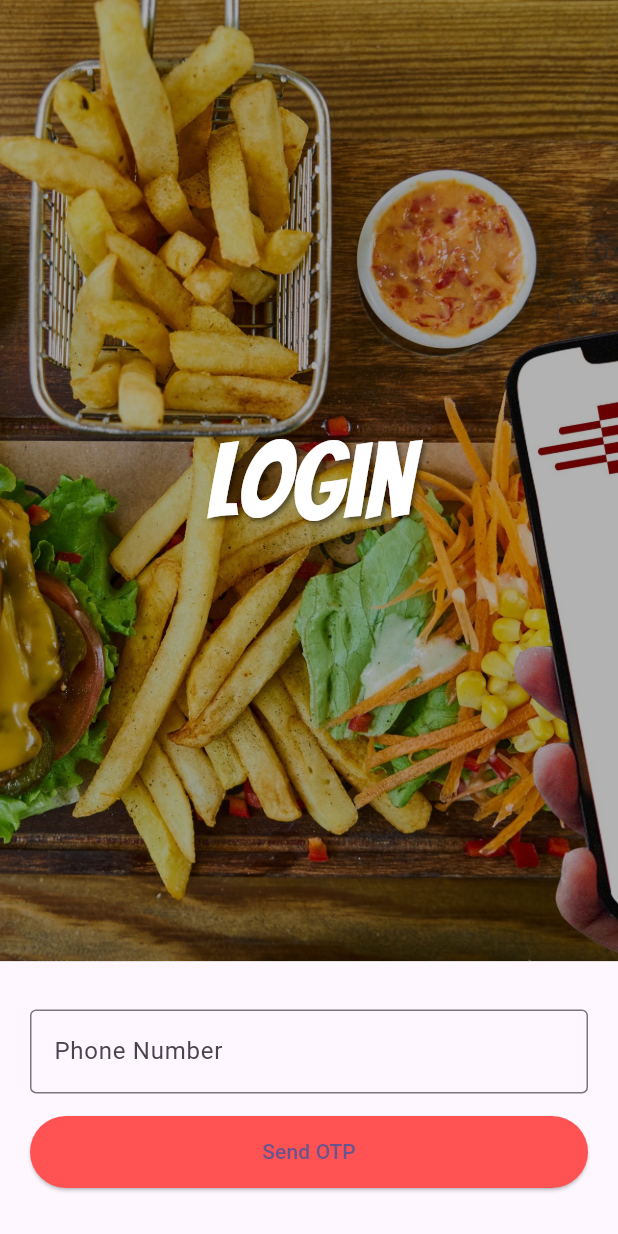
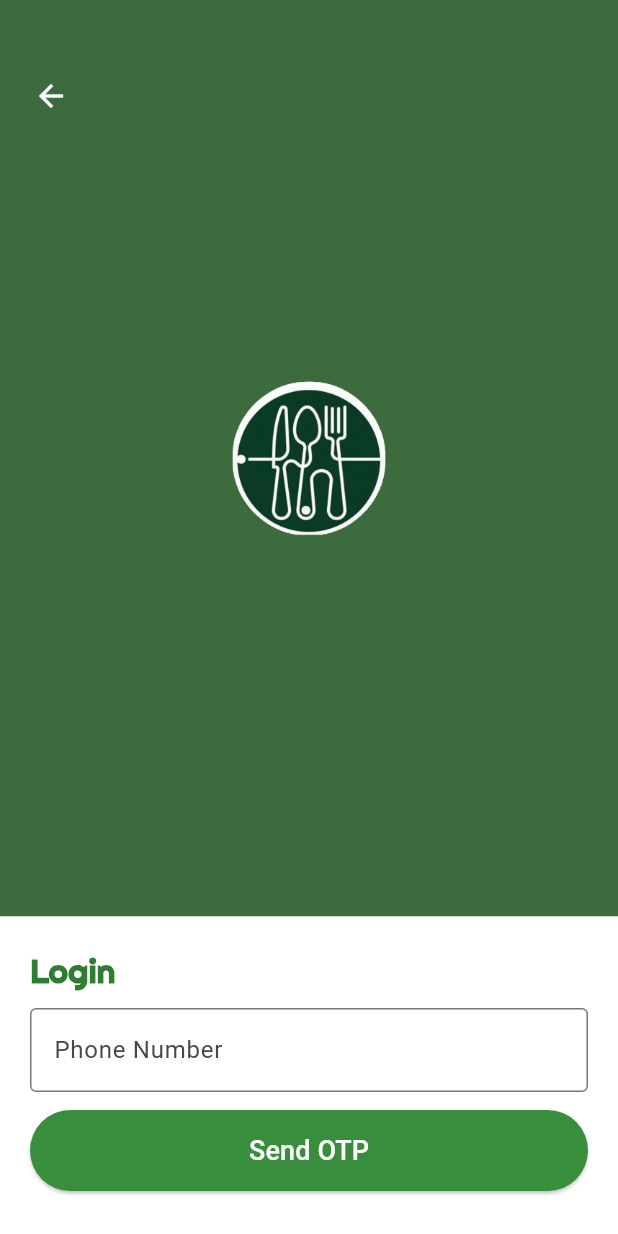
Before and after one commit to Gowthamsai-k/Restaurent_app, a Flutter app: the LoginScreen screen opened directly, on a phone screen of 412 x 824 dp. Run offline on Flutter 3.47's test engine with Material 3 defaults, Android fonts, the phone set to English and light mode, and no system bars; our stand-ins replace firebase_auth, firebase_core, fl_chart, google_fonts, image_picker; accounts and stored records are empty.

Commit message:
changed login screen

```diff
--- a/lib/View/auth/login_screen.dart
+++ b/lib/View/auth/login_screen.dart
@@ -3,6 +3,7 @@ import 'package:firebase_auth/firebase_auth.dart';
 import '../home/home_screen.dart';
 import 'package:google_fonts/google_fonts.dart';
 
+// It's still a StatefulWidget because it needs to manage auth state (_isLoading, _otpSent, etc.)
 class LoginScreen extends StatefulWidget {
   const LoginScreen({super.key});
 
@@ -11,6 +12,7 @@ class LoginScreen extends StatefulWidget {
 }
 
 class _LoginScreenState extends State<LoginScreen> {
+  // --- Auth Controllers ---
   final _phoneController = TextEditingController();
   final _otpController = TextEditingController();
   final FirebaseAuth _auth = FirebaseAuth.instance;
@@ -18,15 +20,17 @@ class _LoginScreenState extends State<LoginScreen> {
   String _verificationId = '';
   bool _otpSent = false;
   bool _isLoading = false;
+  // --- All animation code has been removed ---
 
   @override
   void dispose() {
+    // We still need to dispose the text controllers
     _phoneController.dispose();
     _otpController.dispose();
     super.dispose();
   }
 
-  // 🔹 Send OTP
+  // --- Auth Functions (Copied from your code) ---
   Future<void> _sendOTP() async {
     final phone = _phoneController.text.trim();
     if (phone.isEmpty) {
@@ -43,8 +47,6 @@ class _LoginScreenState extends State<LoginScreen> {
     await _auth.verifyPhoneNumber(
       phoneNumber: '+91$phone',
       timeout: const Duration(seconds: 60),
-
-      // ✅ Auto verification (can trigger after screen change)
       verificationCompleted: (PhoneAuthCredential credential) async {
         try {
           await _auth.signInWithCredential(credential);
@@ -58,8 +60,6 @@ class _LoginScreenState extends State<LoginScreen> {
           }
         }
       },
-
-      // ✅ On verification failure
       verificationFailed: (FirebaseAuthException e) {
         if (!mounted) return;
         setState(() => _isLoading = false);
@@ -67,8 +67,6 @@ class _LoginScreenState extends State<LoginScreen> {
           SnackBar(content: Text('Verification failed: ${e.message}')),
         );
       },
-
-      // ✅ When code is sent
       codeSent: (String verificationId, int? resendToken) {
         if (!mounted) return;
         setState(() {
@@ -80,14 +78,12 @@ class _LoginScreenState extends State<LoginScreen> {
           context,
         ).showSnackBar(const SnackBar(content: Text('OTP sent successfully')));
       },
-
       codeAutoRetrievalTimeout: (String verificationId) {
         _verificationId = verificationId;
       },
     );
   }
 
-  // 🔹 Verify OTP
   Future<void> _verifyOTP() async {
     final otp = _otpController.text.trim();
     if (otp.isEmpty) {
@@ -117,7 +113,6 @@ class _LoginScreenState extends State<LoginScreen> {
     }
   }
 
-  // 🔹 Handle successful login
   void _onLoginSuccess() {
     if (!mounted) return;
     setState(() => _isLoading = false);
@@ -127,51 +122,69 @@ class _LoginScreenState extends State<LoginScreen> {
       MaterialPageRoute(builder: (context) => const HomeScreen()),
     );
   }
+  // --- End Auth Functions ---
 
   @override
   Widget build(BuildContext context) {
     return Scaffold(
-      body: Column(
+      body: Stack(
         children: [
-          // 🔹 Image section
+          SingleChildScrollView(
+            child: Container(
+              height: MediaQuery.of(context).size.height,
+              child: Column(
+                children: [
+                  // --- TOP 75% SECTION (Image and Title) ---
                   Expanded(
-            flex: 7,
                     child: Stack(
                       fit: StackFit.expand,
                       children: [
+                        Container(
+                          color: const Color.fromARGB(255, 75, 134, 78),
+                        ),
+                        Container(color: Colors.black.withOpacity(0.2)),
+                        Center(
+                          child: Column(
+                            mainAxisSize: MainAxisSize.min,
+                            children: [
+                              // --- LOGO ---
                               Image.asset(
-                  'assets/images/fast-food-6974507.jpg',
-                  fit: BoxFit.cover,
+                                'assets/images/logo.png',
+                                height: 120,
                               ),
-                Container(color: Colors.black.withOpacity(0.3)),
-                Center(
-                  child: Text(
-                    'Login',
-                    style: GoogleFonts.bangers(
-                      color: Colors.white,
-                      fontSize: 70,
-                      shadows: [
-                        const Shadow(
-                          offset: Offset(2, 2),
-                          blurRadius: 3,
-                          color: Colors.black45,
-                        ),
+                              // --- "Login" text is removed from here ---
                             ],
-                    ),
                           ),
                         ),
                       ],
                     ),
                   ),
 
-          // 🔹 Login form section
-          Expanded(
-            flex: 2,
-            child: Padding(
-              padding: const EdgeInsets.symmetric(horizontal: 20, vertical: 6),
+                  // --- BOTTOM 25% SECTION (Form) ---
+                  Container(
+                    color: Colors.white,
+                    padding: const EdgeInsets.symmetric(
+                      horizontal: 20.0,
+                      vertical: 20.0,
+                    ),
                     child: Column(
-                mainAxisAlignment: MainAxisAlignment.center,
+                      mainAxisSize: MainAxisSize.min,
+                      crossAxisAlignment:
+                          CrossAxisAlignment.start, // Align text
                       children: [
+                        // --- NEW LOGIN TITLE ---
+                        Padding(
+                          padding: const EdgeInsets.only(bottom: 10.0),
+                          child: Text(
+                            'Login',
+                            style: GoogleFonts.righteous(
+                              fontSize: 22,
+                              fontWeight: FontWeight.bold,
+                              color: Colors.green[800],
+                            ),
+                          ),
+                        ),
+                        // --- END NEW LOGIN TITLE ---
                         TextField(
                           controller: _phoneController,
                           decoration: const InputDecoration(
@@ -181,7 +194,7 @@ class _LoginScreenState extends State<LoginScreen> {
                           ),
                           keyboardType: TextInputType.phone,
                         ),
-                  const SizedBox(height: 7),
+                        const SizedBox(height: 12),
                         if (_otpSent)
                           TextField(
                             controller: _otpController,
@@ -191,7 +204,7 @@ class _LoginScreenState extends State<LoginScreen> {
                             ),
                             keyboardType: TextInputType.number,
                           ),
-                  const SizedBox(height: 8),
+                        if (_otpSent) const SizedBox(height: 12),
                         SizedBox(
                           width: double.infinity,
                           child: ElevatedButton(
@@ -201,15 +214,40 @@ class _LoginScreenState extends State<LoginScreen> {
                                 ? _verifyOTP
                                 : _sendOTP,
                             style: ElevatedButton.styleFrom(
-                        backgroundColor: Colors.redAccent,
+                              backgroundColor: Colors.green[700],
                               padding: const EdgeInsets.symmetric(vertical: 14),
                             ),
                             child: _isLoading
-                          ? const CircularProgressIndicator(color: Colors.white)
-                          : Text(_otpSent ? 'Verify OTP' : 'Send OTP'),
+                                ? const CircularProgressIndicator(
+                                    color: Colors.white,
+                                  )
+                                : Text(
+                                    _otpSent ? 'Verify OTP' : 'Send OTP',
+                                    style: const TextStyle(
+                                      fontSize: 18,
+                                      color: Colors.white,
+                                    ),
+                                  ),
+                          ),
+                        ),
+                        const SizedBox(height: 10),
+                      ],
                     ),
                   ),
                 ],
+              ),
+            ),
+          ),
+
+          // --- Back Button ---
+          Positioned(
+            top: 40,
+            left: 10,
+            child: SafeArea(
+              child: IconButton(
+                icon: const Icon(Icons.arrow_back, color: Colors.white),
+                onPressed: () => Navigator.of(context).pop(),
+                tooltip: 'Back',
               ),
             ),
           ),
```
Lines whose indentation alone changed are shown as unchanged.
